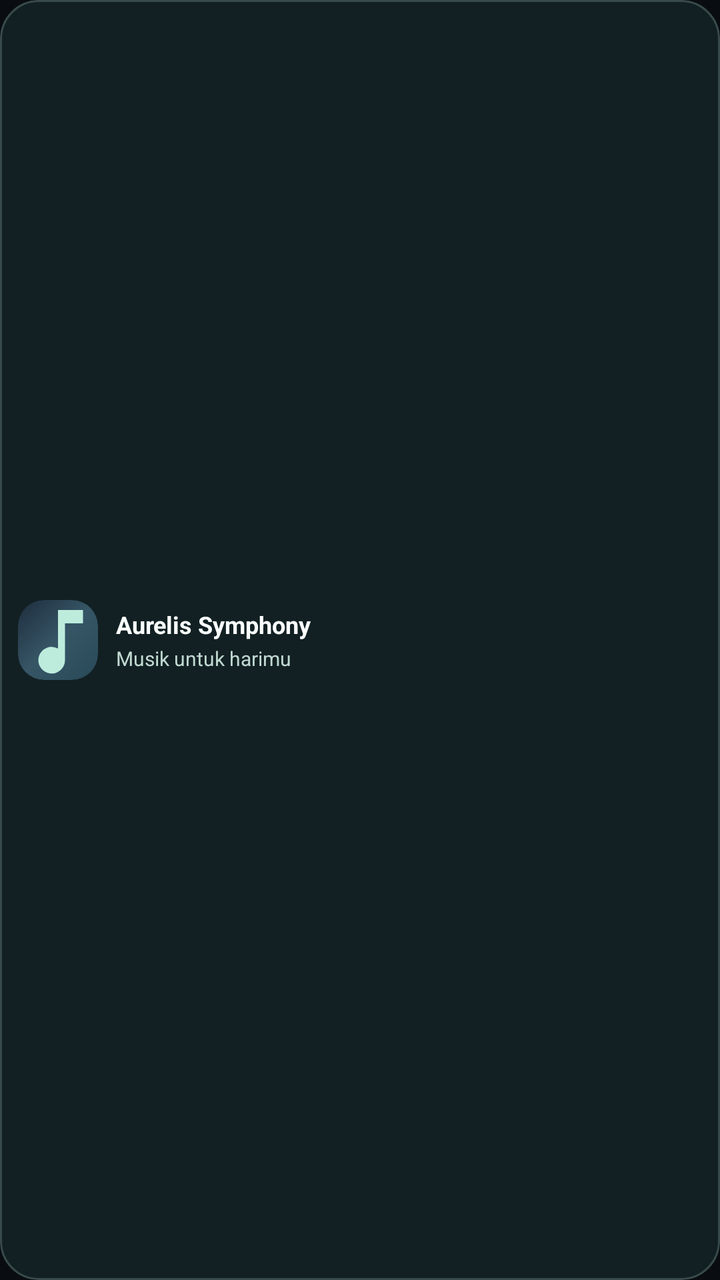
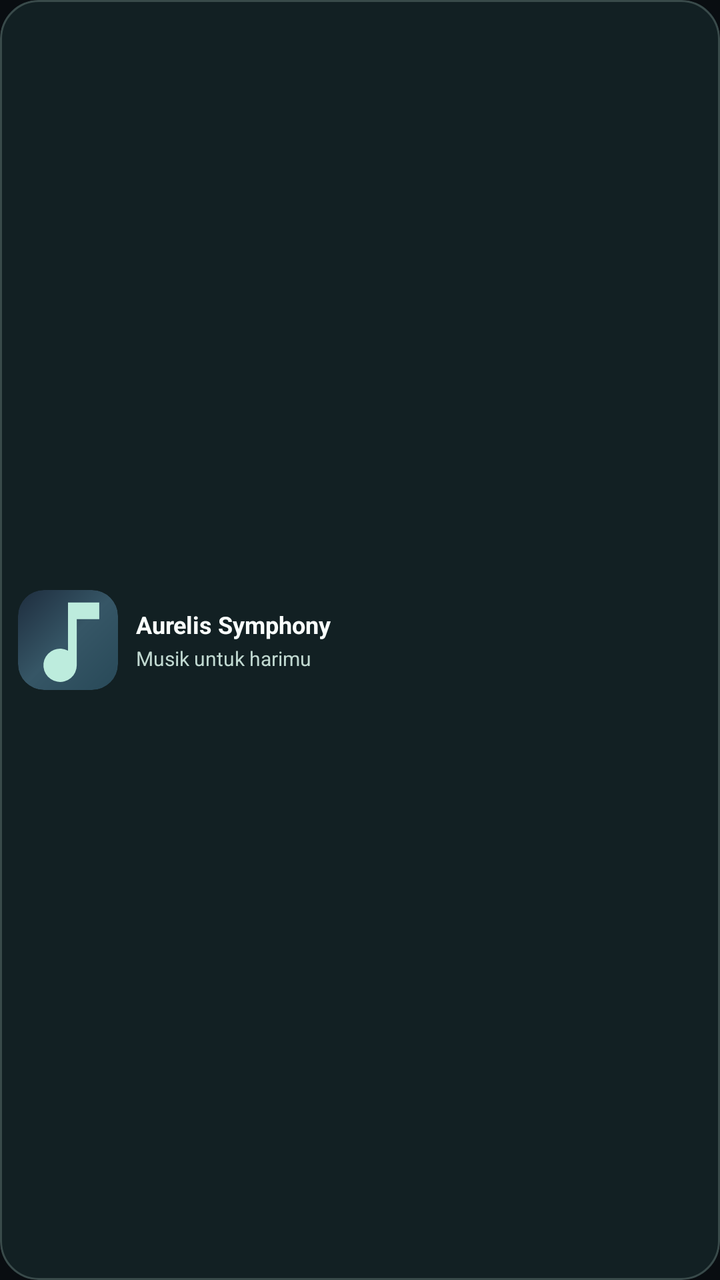

Two renders of the same Android screen: before a commit and after it. Below are the layout's source before the change and the commit's diff.
<!-- AndroidManifest.xml: application theme Theme.Aurelis -->
<!-- res/layout/widget_aurelis_small.xml -->
<?xml version="1.0" encoding="utf-8"?>
<FrameLayout xmlns:android="http://schemas.android.com/apk/res/android"
    android:id="@+id/widget_root"
    android:layout_width="match_parent"
    android:layout_height="match_parent"
    android:background="@drawable/widget_shell"
    android:foreground="@drawable/widget_border"
    android:clipToOutline="true">
    <ImageView
        android:id="@+id/widget_background"
        android:layout_width="match_parent"
        android:layout_height="match_parent"
        android:scaleType="fitXY"
        android:contentDescription="@null" />
    
    <LinearLayout
        android:layout_width="match_parent" android:layout_height="match_parent"
        android:gravity="center_vertical" android:orientation="horizontal"
        android:paddingLeft="9dp" android:paddingRight="9dp"
        android:paddingTop="6dp" android:paddingBottom="6dp">
        <ImageView android:id="@+id/widget_art"
            android:layout_width="40dp" android:layout_height="40dp"
            android:scaleType="centerCrop" android:src="@drawable/widget_music_note"
            android:background="@drawable/widget_album_frame"
            android:clipToOutline="true" android:contentDescription="Cover lagu"/>
        <LinearLayout android:layout_width="0dp" android:layout_weight="1"
            android:layout_height="wrap_content" android:layout_marginLeft="9dp"
            android:orientation="vertical">
            <TextView android:id="@+id/widget_title"
                android:layout_width="match_parent" android:layout_height="wrap_content"
                android:singleLine="true" android:ellipsize="end"
                android:text="Aurelis Symphony" android:textColor="#FAFFFD"
                android:textStyle="bold" android:textSize="12sp"/>
            <TextView android:id="@+id/widget_artist"
                android:layout_width="match_parent" android:layout_height="wrap_content"
                android:layout_marginTop="2dp" android:singleLine="true"
                android:ellipsize="end" android:text="Musik untuk harimu"
                android:textColor="#C1D9D1" android:textSize="10sp"/>
        </LinearLayout>
    </LinearLayout>
</FrameLayout>
<!-- resources referenced by this layout -->
<resources>
  <!-- drawable widget_album_frame (drawable) -->
  <?xml version="1.0" encoding="utf-8"?>
  <shape xmlns:android="http://schemas.android.com/apk/res/android" android:shape="rectangle">
      <corners android:radius="13dp" />
      <gradient android:angle="135" android:startColor="#284958" android:centerColor="#365666" android:endColor="#1E2D3E"/>
  </shape>
  <!-- drawable widget_border (drawable) -->
  <?xml version="1.0" encoding="utf-8"?>
  <shape xmlns:android="http://schemas.android.com/apk/res/android" android:shape="rectangle">
      <corners android:radius="19dp"/>
      <solid android:color="#00000000"/>
      <stroke android:width="1dp" android:color="#3ABED8CF"/>
  </shape>
  <!-- drawable widget_music_note (drawable) -->
  <?xml version="1.0" encoding="utf-8"?>
  <vector xmlns:android="http://schemas.android.com/apk/res/android"
      android:width="48dp" android:height="48dp"
      android:viewportWidth="24" android:viewportHeight="24">
      <path android:fillColor="#BDECDD"
          android:pathData="M12,3v11.55a4,4 0,1 0,2.1 3.52V7h5.4V3H12z"/>
  </vector>
  <!-- drawable widget_shell (drawable) -->
  <?xml version="1.0" encoding="utf-8"?>
  <shape xmlns:android="http://schemas.android.com/apk/res/android" android:shape="rectangle">
      <corners android:radius="19dp"/>
      <solid android:color="#CA152528"/>
  </shape>
  <style name="Theme.Aurelis" parent="android:style/Theme.Material.NoActionBar">
      <item name="android:windowLightStatusBar">false</item>
      <item name="android:windowActionModeOverlay">true</item>
      <item name="android:windowLightNavigationBar">false</item>
      <item name="android:windowDrawsSystemBarBackgrounds">true</item>
      <item name="android:windowBackground">#090D11</item>
      <item name="android:navigationBarColor">#090C10</item>
      <item name="android:statusBarColor">#090C10</item>
    </style>
</resources>

<!-- the commit's change to res/layout/widget_aurelis_small.xml (unified diff, before → after) -->
@@ -17,20 +17,49 @@
         android:layout_width="match_parent" android:layout_height="match_parent"
         android:gravity="center_vertical" android:orientation="horizontal"
         android:paddingLeft="9dp" android:paddingRight="9dp"
-        android:paddingTop="6dp" android:paddingBottom="6dp">
+        android:paddingTop="4dp" android:paddingBottom="4dp">
         <ImageView android:id="@+id/widget_art"
-            android:layout_width="40dp" android:layout_height="40dp"
+            android:layout_width="50dp" android:layout_height="50dp"
             android:scaleType="centerCrop" android:src="@drawable/widget_music_note"
             android:background="@drawable/widget_album_frame"
             android:clipToOutline="true" android:contentDescription="Cover lagu"/>
         <LinearLayout android:layout_width="0dp" android:layout_weight="1"
             android:layout_height="wrap_content" android:layout_marginLeft="9dp"
             android:orientation="vertical">
+            <FrameLayout android:layout_width="match_parent" android:layout_height="wrap_content"
+            android:clipChildren="true" android:clipToPadding="true">
             <TextView android:id="@+id/widget_title"
                 android:layout_width="match_parent" android:layout_height="wrap_content"
                 android:singleLine="true" android:ellipsize="end"
                 android:text="Aurelis Symphony" android:textColor="#FAFFFD"
-                android:textStyle="bold" android:textSize="12sp"/>
+                android:textStyle="bold" android:textSize="12sp"
+           
+           
+/>
+            <ViewFlipper android:id="@+id/widget_title_flipper"
+                android:layout_width="match_parent" android:layout_height="wrap_content"
+                android:visibility="gone"
+                android:flipInterval="5000" android:autoStart="true"
+                android:animateFirstView="false"
+                android:inAnimation="@anim/widget_title_slide_in"
+                android:outAnimation="@anim/widget_title_slide_out">
+            <TextView android:id="@+id/widget_title_slide_one"
+                android:layout_width="match_parent" android:layout_height="wrap_content"
+                android:singleLine="true" android:ellipsize="end"
+                android:requiresFadingEdge="horizontal"
+                android:fadingEdgeLength="9dp"
+                android:textColor="#FAFFFD" android:textSize="12sp"
+                android:textStyle="bold" android:text=""/>
+            <TextView android:id="@+id/widget_title_slide_two"
+                android:layout_width="match_parent" android:layout_height="wrap_content"
+                android:singleLine="true" android:ellipsize="end"
+                android:requiresFadingEdge="horizontal"
+                android:fadingEdgeLength="9dp"
+                android:textColor="#FAFFFD" android:textSize="12sp"
+                android:textStyle="bold" android:text=""/>
+
+            </ViewFlipper>
+        </FrameLayout>
             <TextView android:id="@+id/widget_artist"
                 android:layout_width="match_parent" android:layout_height="wrap_content"
                 android:layout_marginTop="2dp" android:singleLine="true"
